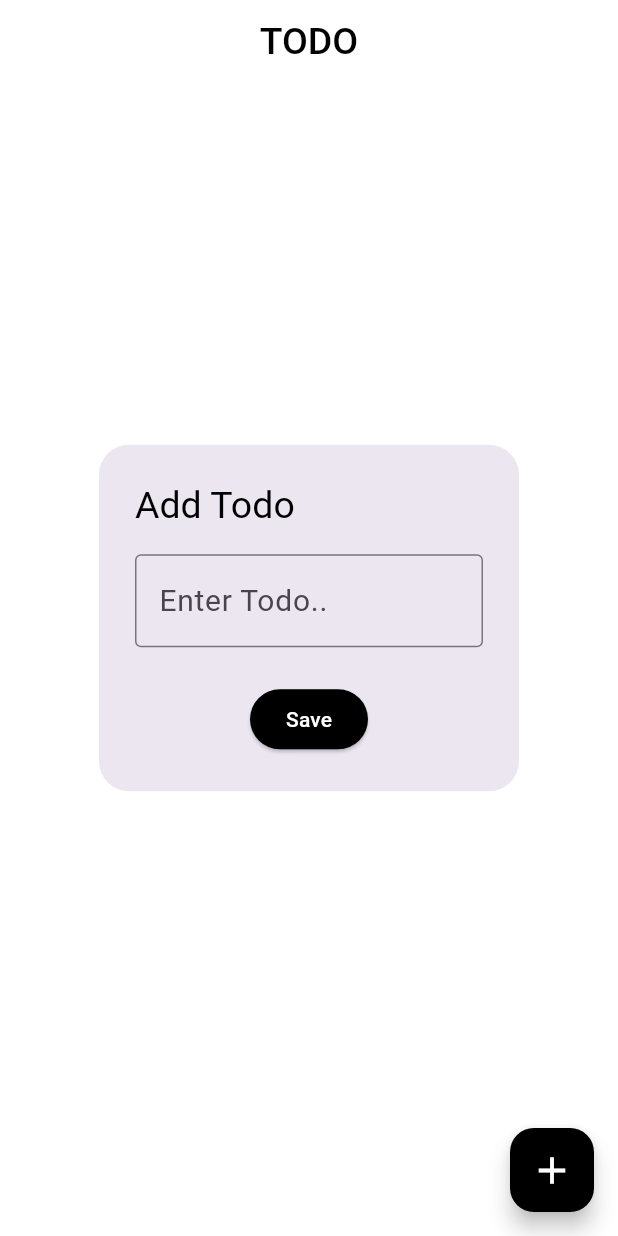
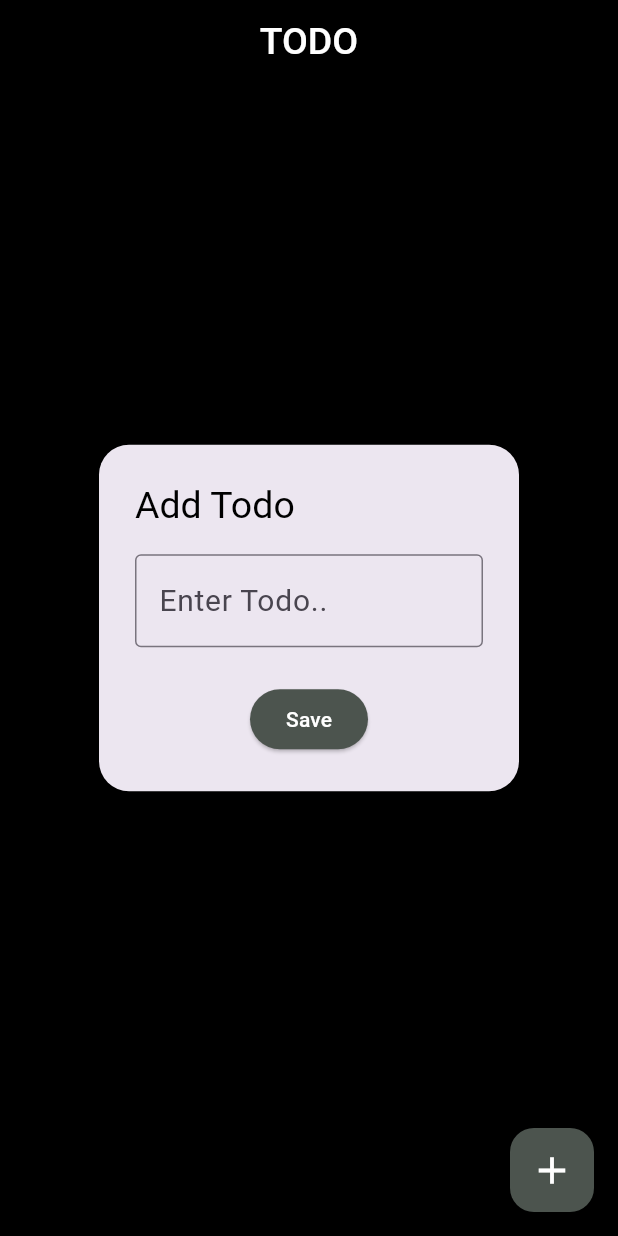
Before and after one commit to DUDU0123/TODO_APP, a Flutter app: the screen it shows after launch, after a tap on the "add" icon, on a phone screen of 412 x 824 dp. Run offline on Flutter 3.47's test engine with Material 3 defaults, Android fonts, the phone set to English and light mode, and no system bars; our stand-ins replace bloc, flutter_bloc, sqflite; accounts and stored records are empty.

```diff
--- a/lib/constants/colors.dart
+++ b/lib/constants/colors.dart
@@ -15,4 +15,5 @@ Color kOrange = Colors.orange;
 Color kPurple = Colors.purple;
 Color kTransparent = Colors.transparent;
 Color kBlackOpacity = Colors.black.withOpacity(0.45);
+Color tileColor =  Color.fromARGB(255, 76, 84, 78);
 Color kSearchBarGreyBlack = const Color.fromARGB(255, 47, 46, 46);
--- a/lib/features/screens/home_page.dart
+++ b/lib/features/screens/home_page.dart
@@ -2,6 +2,9 @@ import 'package:flutter/material.dart';
 import 'package:flutter_bloc/flutter_bloc.dart';
 import 'package:todo_app/constants/colors.dart';
 import 'package:todo_app/constants/height_width.dart';
+import 'package:todo_app/features/widgets/empty_default_widget.dart';
+import 'package:todo_app/features/widgets/error_snackbar.dart';
+import 'package:todo_app/features/widgets/floating_button.dart';
 import 'package:todo_app/features/widgets/text_widget_common.dart';
 import 'package:todo_app/features/widgets/tododialog.dart';
 import 'package:todo_app/model/todo_model.dart';
@@ -20,20 +23,11 @@ class HomePage extends StatelessWidget {
       appBar: AppBar(
         centerTitle: true,
         title: TextWidgetCommon(
-            text: "TODO",
-            color: kBlack,
-            fontWeight: FontWeight.w500,
-            fontSize: 25),
-        actions: [
-          IconButton(
-            onPressed: () {},
-            icon: Icon(
-              Icons.delete_outline_outlined,
-              size: 30,
-              color: kWhite,
-            ),
-          ),
-        ],
+          text: "TODO",
+          color: kWhite,
+          fontWeight: FontWeight.w500,
+          fontSize: 25,
+        ),
       ),
       body: BlocBuilder<TodoBloc, TodoState>(
         builder: (context, state) {
@@ -50,10 +44,10 @@ class HomePage extends StatelessWidget {
                       return ListTile(
                         shape: RoundedRectangleBorder(
                             borderRadius: BorderRadius.circular(10)),
-                        tileColor: const Color.fromARGB(153, 197, 195, 195),
+                        tileColor: tileColor,
                         title: TextWidgetCommon(
                           text: '${state.todoList[index].todotext}',
-                          color: kBlack,
+                          color: kWhite,
                           fontSize: 19,
                           fontWeight: FontWeight.bold,
                           overflow: TextOverflow.ellipsis,
@@ -162,14 +156,7 @@ class HomePage extends StatelessWidget {
                       );
                     },
                   )
-                : Center(
-                    child: TextWidgetCommon(
-                      text: "No Todo Available",
-                      color: kBlack,
-                      fontSize: 22,
-                      fontWeight: FontWeight.w500,
-                    ),
-                  );
+                : const EmptyDefaultWidget();
           } else if (state is TodoErrorState) {
             return Center(
               child: TextWidgetCommon(text: state.error, color: kBlack),
@@ -178,50 +165,8 @@ class HomePage extends StatelessWidget {
           return const SizedBox();
         },
       ),
-      floatingActionButton: FloatingActionButton(
-        backgroundColor: kBlack,
-        onPressed: () async {
-          await todoDialog(
-            context,
-            hintText: "Enter Todo..",
-            buttonText: "Save",
-            titleText: "Add Todo",
-            controller: _addTodoController,
-            onPressed: () {
-              if (_addTodoController.text != null &&
-                  _addTodoController.text.isNotEmpty) {
-                final todoModel = TodoModel(
-                  todotext: _addTodoController.text,
-                );
-                BlocProvider.of<TodoBloc>(context)
-                    .add(TodoAddEvent(todoModel: todoModel));
-                Navigator.pop(context);
-                _addTodoController.clear();
-              } else {
-                errorSnackBar(context);
-              }
-            },
-          );
-        },
-        child: Icon(
-          Icons.add,
-          size: 30,
-          color: kWhite,
-        ),
-      ),
+      floatingActionButton:
+          FloatingButtonWidget(addTodoController: _addTodoController),
     );
   }
 }
-
-errorSnackBar(BuildContext context) {
-  ScaffoldMessenger.of(context).showSnackBar(
-    SnackBar(
-      behavior: SnackBarBehavior.floating,
-      backgroundColor: kBlack,
-      content: TextWidgetCommon(
-        text: "Enter todo",
-        color: kWhite,
-      ),
-    ),
-  );
-}
--- /dev/null
+++ b/lib/features/widgets/empty_default_widget.dart
@@ -0,0 +1,21 @@
+import 'package:flutter/material.dart';
+import 'package:todo_app/constants/colors.dart';
+import 'package:todo_app/features/widgets/text_widget_common.dart';
+
+class EmptyDefaultWidget extends StatelessWidget {
+  const EmptyDefaultWidget({
+    super.key,
+  });
+
+  @override
+  Widget build(BuildContext context) {
+    return Center(
+        child: TextWidgetCommon(
+          text: "No Todo Available",
+          color: tileColor.withOpacity(0.5),
+          fontSize: 22,
+          fontWeight: FontWeight.w500,
+        ),
+      );
+  }
+}
--- /dev/null
+++ b/lib/features/widgets/error_snackbar.dart
@@ -0,0 +1,17 @@
+import 'package:flutter/material.dart';
+import 'package:todo_app/constants/colors.dart';
+import 'package:todo_app/features/widgets/text_widget_common.dart';
+
+errorSnackBar(BuildContext context) {
+  ScaffoldMessenger.of(context).showSnackBar(
+    SnackBar(
+      duration: const Duration(milliseconds: 500),
+      behavior: SnackBarBehavior.floating,
+      backgroundColor: tileColor,
+      content: TextWidgetCommon(
+        text: "Enter todo",
+        color: kWhite,
+      ),
+    ),
+  );
+}
--- /dev/null
+++ b/lib/features/widgets/floating_button.dart
@@ -0,0 +1,51 @@
+
+import 'package:flutter/material.dart';
+import 'package:flutter_bloc/flutter_bloc.dart';
+import 'package:todo_app/constants/colors.dart';
+import 'package:todo_app/features/widgets/error_snackbar.dart';
+import 'package:todo_app/features/widgets/tododialog.dart';
+import 'package:todo_app/model/todo_model.dart';
+import 'package:todo_app/todo_bloc/todo_bloc.dart';
+
+class FloatingButtonWidget extends StatelessWidget {
+  const FloatingButtonWidget({
+    super.key,
+    required TextEditingController addTodoController,
+  }) : _addTodoController = addTodoController;
+
+  final TextEditingController _addTodoController;
+
+  @override
+  Widget build(BuildContext context) {
+    return FloatingActionButton(
+      backgroundColor: tileColor,
+      onPressed: () async {
+        await todoDialog(
+          context,
+          hintText: "Enter Todo..",
+          buttonText: "Save",
+          titleText: "Add Todo",
+          controller: _addTodoController,
+          onPressed: () {
+            if (_addTodoController.text.isNotEmpty) {
+              final todoModel = TodoModel(
+                todotext: _addTodoController.text,
+              );
+              BlocProvider.of<TodoBloc>(context)
+                  .add(TodoAddEvent(todoModel: todoModel));
+              Navigator.pop(context);
+              _addTodoController.clear();
+            } else {
+              errorSnackBar(context);
+            }
+          },
+        );
+      },
+      child: Icon(
+        Icons.add,
+        size: 30,
+        color: kWhite,
+      ),
+    );
+  }
+}
--- a/lib/features/widgets/tododialog.dart
+++ b/lib/features/widgets/tododialog.dart
@@ -11,6 +11,7 @@ Future<dynamic> todoDialog(BuildContext context,
       required TextEditingController controller,
       required void Function()? onPressed}) {
     return showDialog(
+
       barrierColor: kTransparent,
       context: context,
       builder: (context) => AlertDialog(
@@ -29,7 +30,7 @@ Future<dynamic> todoDialog(BuildContext context,
             alignment: Alignment.bottomCenter,
             child: ElevatedButton(
                 style: ElevatedButton.styleFrom(
-                  backgroundColor: kBlack,
+                  backgroundColor: tileColor,
                 ),
                 onPressed: onPressed,
                 child: TextWidgetCommon(
--- a/lib/root_widget_page.dart
+++ b/lib/root_widget_page.dart
@@ -12,9 +12,10 @@ class RootWidgetPage extends StatelessWidget {
     return BlocProvider(
       create: (context) => TodoBloc(),
       child: MaterialApp(
+        debugShowCheckedModeBanner: false,
         theme: ThemeData(
-            scaffoldBackgroundColor: kWhite,
-            appBarTheme: AppBarTheme(backgroundColor: kWhite)),
+            scaffoldBackgroundColor: kBlack,
+            appBarTheme: AppBarTheme(backgroundColor: kBlack)),
         home: HomePage(),
       ),
     );
```
Also changed, not shown: pubspec.lock.
